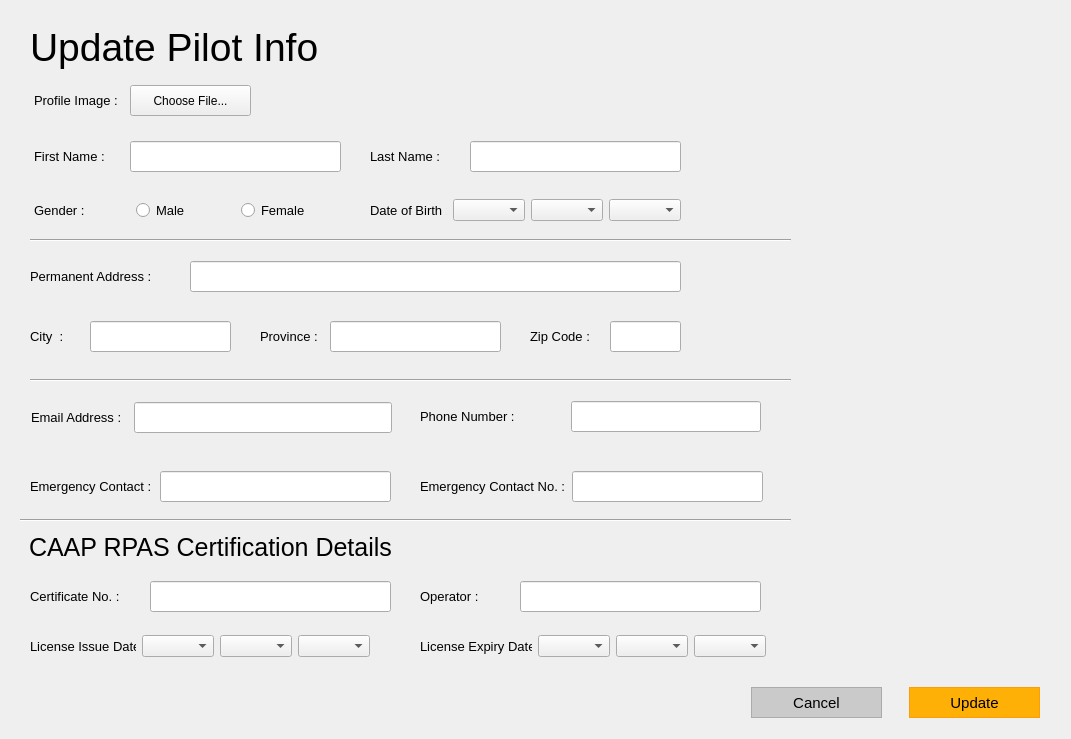
Before: the Qt Designer form Gui/Administrator/UpdatePilot/UpdatePilotAlt.ui in whitePenumbra/SARdrone, drawn with Qt 5.
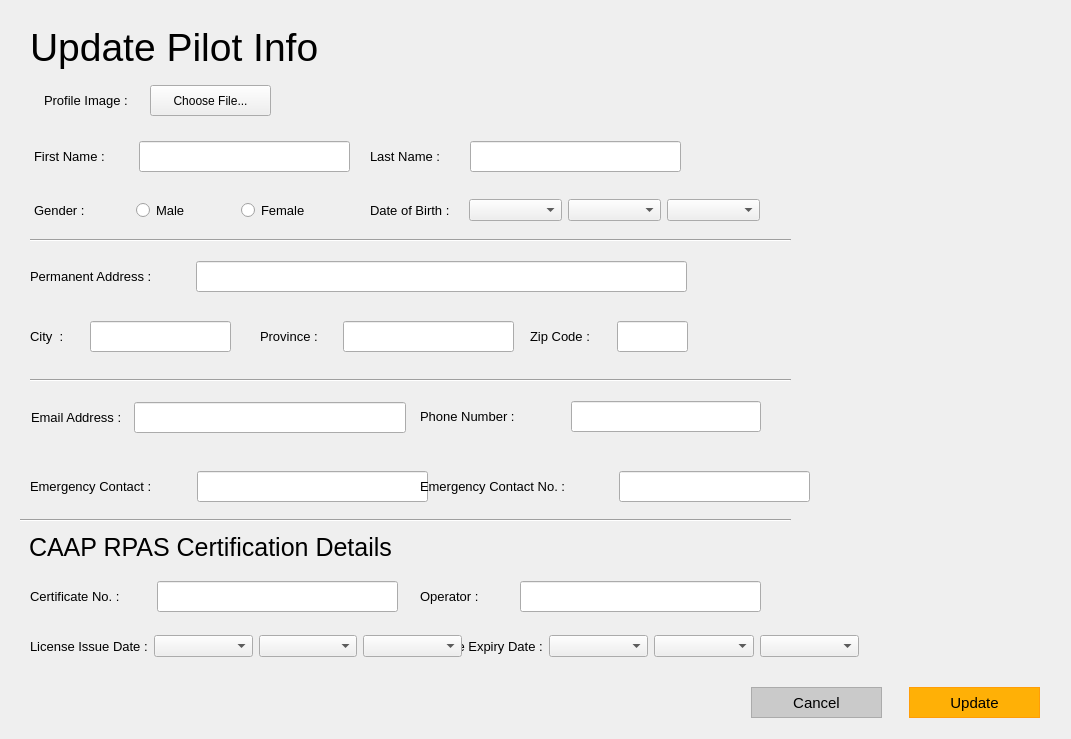
After: the same form once the commit is applied. Icons and pictures are not drawn.

Patch:
```diff
--- a/Gui/Administrator/UpdatePilot/UpdatePilotAlt.ui
+++ b/Gui/Administrator/UpdatePilot/UpdatePilotAlt.ui
@@ -314,7 +314,7 @@
      <rect>
       <x>30</x>
       <y>140</y>
-      <width>311</width>
+      <width>320</width>
       <height>33</height>
      </rect>
     </property>
@@ -420,7 +420,7 @@
      <rect>
       <x>370</x>
       <y>190</y>
-      <width>311</width>
+      <width>390</width>
       <height>41</height>
      </rect>
     </property>
@@ -458,7 +458,7 @@
      <rect>
       <x>30</x>
       <y>260</y>
-      <width>651</width>
+      <width>657</width>
       <height>33</height>
      </rect>
     </property>
@@ -554,7 +554,7 @@
      <rect>
       <x>260</x>
       <y>320</y>
-      <width>241</width>
+      <width>254</width>
       <height>33</height>
      </rect>
     </property>
@@ -602,7 +602,7 @@
      <rect>
       <x>530</x>
       <y>320</y>
-      <width>151</width>
+      <width>158</width>
       <height>33</height>
      </rect>
     </property>
@@ -656,7 +656,7 @@
      <rect>
       <x>31</x>
       <y>401</y>
-      <width>361</width>
+      <width>375</width>
       <height>33</height>
      </rect>
     </property>
@@ -748,7 +748,7 @@
      <rect>
       <x>30</x>
       <y>470</y>
-      <width>361</width>
+      <width>398</width>
       <height>33</height>
      </rect>
     </property>
@@ -802,7 +802,7 @@
      <rect>
       <x>420</x>
       <y>470</y>
-      <width>343</width>
+      <width>390</width>
       <height>33</height>
      </rect>
     </property>
@@ -853,7 +853,7 @@
      <rect>
       <x>30</x>
       <y>580</y>
-      <width>361</width>
+      <width>368</width>
       <height>33</height>
      </rect>
     </property>
@@ -961,7 +961,7 @@
      <rect>
       <x>31</x>
       <y>84</y>
-      <width>221</width>
+      <width>250</width>
       <height>33</height>
      </rect>
     </property>
@@ -1017,7 +1017,7 @@
      <rect>
       <x>420</x>
       <y>630</y>
-      <width>346</width>
+      <width>439</width>
       <height>33</height>
      </rect>
     </property>
@@ -1055,7 +1055,7 @@
      <rect>
       <x>30</x>
       <y>630</y>
-      <width>340</width>
+      <width>432</width>
       <height>33</height>
      </rect>
     </property>
```
Left out of the diff: 9 changed lines with no effect on the pictures.
